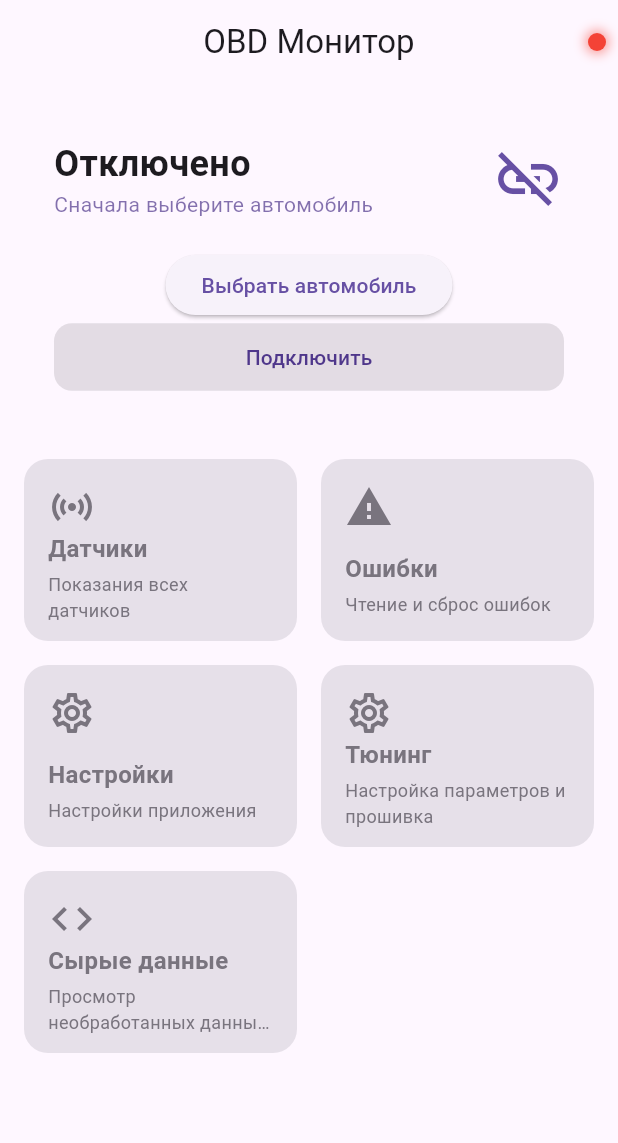
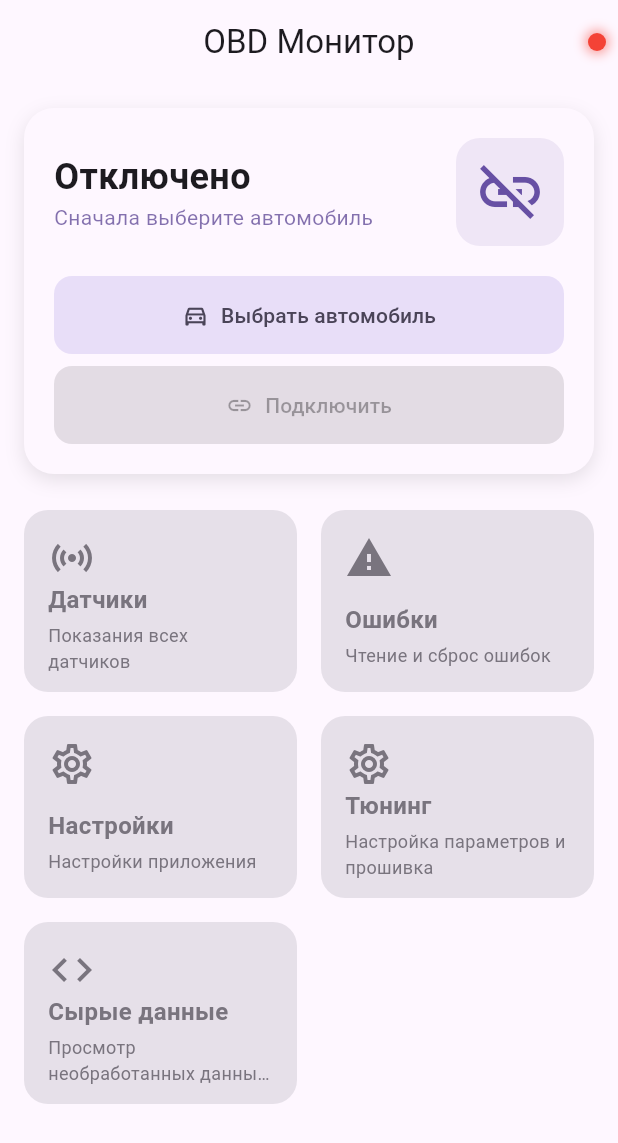
Before and after one commit to StasPlov/x-obd-project, a Flutter app: the screen it shows after launch, on a phone screen of 412 x 824 dp. Shown: the top 1143 px of the screen. Run offline on Flutter 3.47's test engine with Material 3 defaults, Android fonts, the phone set to English and light mode, and no system bars.

Commit message:
update: select screen

```diff
--- a/lib/screens/main_screen.dart
+++ b/lib/screens/main_screen.dart
@@ -82,13 +82,26 @@ class _MainScreenState extends State<MainScreen> {
     );
   }
 
-  Future<void> _showVehicleSelectionDialog(BuildContext context) async {
+  Future<Future<Object?>> _showVehicleSelectionDialog(BuildContext context) async {
     String searchQuery = '';
 
-    return showDialog<void>(
+    return showGeneralDialog(
       context: context,
-      builder: (BuildContext context) {
-        return StatefulBuilder(
+      barrierDismissible: true,
+      barrierLabel: 'Выбор автомобиля',
+      transitionDuration: const Duration(milliseconds: 300),
+      pageBuilder: (context, animation, secondaryAnimation) {
+        return ScaleTransition(
+          scale: CurvedAnimation(
+            parent: animation,
+            curve: Curves.easeOutCubic,
+          ),
+          child: AlertDialog(
+            shape: RoundedRectangleBorder(
+              borderRadius: BorderRadius.circular(20),
+            ),
+            title: const Text('Выберите автомобиль'),
+            content: StatefulBuilder(
               builder: (context, setDialogState) {
                 var filteredModels = InfinitiModels.models.where((vehicle) {
                   return vehicle.model
@@ -184,6 +197,8 @@ class _MainScreenState extends State<MainScreen> {
                   ],
                 );
               },
+            ),
+          ),
         );
       },
     );
@@ -230,6 +245,17 @@ class _MainScreenState extends State<MainScreen> {
   Widget _buildConnectionCard(BuildContext context) {
     return Container(
       padding: const EdgeInsets.all(20),
+      decoration: BoxDecoration(
+        color: Theme.of(context).colorScheme.surface,
+        borderRadius: BorderRadius.circular(20),
+        boxShadow: [
+          BoxShadow(
+            color: Theme.of(context).colorScheme.shadow.withOpacity(0.1),
+            blurRadius: 10,
+            offset: const Offset(0, 4),
+          ),
+        ],
+      ),
       child: Column(
         children: [
           Row(
@@ -261,10 +287,22 @@ class _MainScreenState extends State<MainScreen> {
                   ),
                 ],
               ),
-              Icon(
+              AnimatedContainer(
+                duration: const Duration(milliseconds: 300),
+                padding: const EdgeInsets.all(12),
+                decoration: BoxDecoration(
+                  color: isConnected
+                      ? Colors.green.withOpacity(0.1)
+                      : Theme.of(context).colorScheme.primary.withOpacity(0.1),
+                  borderRadius: BorderRadius.circular(16),
+                ),
+                child: Icon(
                   isConnected ? Icons.link : Icons.link_off,
                   size: 48,
-                color: Theme.of(context).colorScheme.primary,
+                  color: isConnected
+                      ? Colors.green
+                      : Theme.of(context).colorScheme.primary,
+                ),
               ),
             ],
           ),
@@ -274,7 +312,23 @@ class _MainScreenState extends State<MainScreen> {
               onPressed: () async {
                 await _showVehicleSelectionDialog(context);
               },
-              child: const Text('Выбрать автомобиль'),
+              style: ElevatedButton.styleFrom(
+                backgroundColor: Theme.of(context).colorScheme.secondaryContainer,
+                foregroundColor: Theme.of(context).colorScheme.onSecondaryContainer,
+                elevation: 0,
+                padding: const EdgeInsets.symmetric(vertical: 16),
+                shape: RoundedRectangleBorder(
+                  borderRadius: BorderRadius.circular(12),
+                ),
+              ),
+              child: Row(
+                mainAxisAlignment: MainAxisAlignment.center,
+                children: [
+                  const Icon(Icons.directions_car_outlined),
+                  const SizedBox(width: 8),
+                  const Text('Выбрать автомобиль'),
+                ],
+              ),
             ),
           if (selectedVehicle != null)
             Padding(
@@ -284,6 +338,7 @@ class _MainScreenState extends State<MainScreen> {
                 style: const TextStyle(fontSize: 16),
               ),
             ),
+          const SizedBox(height: 8),
           ElevatedButton(
             onPressed: isConnecting || selectedVehicle == null
                 ? null
@@ -292,20 +347,27 @@ class _MainScreenState extends State<MainScreen> {
               backgroundColor: isConnected
                   ? Theme.of(context).colorScheme.errorContainer
                   : Theme.of(context).colorScheme.primaryContainer,
+              foregroundColor: isConnected
+                  ? Theme.of(context).colorScheme.onErrorContainer
+                  : Theme.of(context).colorScheme.onPrimaryContainer,
+              elevation: 0,
+              padding: const EdgeInsets.symmetric(vertical: 16),
               minimumSize: const Size(double.infinity, 45),
               shape: RoundedRectangleBorder(
                 borderRadius: BorderRadius.circular(12),
               ),
             ),
-            child: Text(
+            child: Row(
+              mainAxisAlignment: MainAxisAlignment.center,
+              children: [
+                Icon(isConnected ? Icons.link_off : Icons.link),
+                const SizedBox(width: 8),
+                Text(
                   isConnecting
                       ? 'Подключение...'
                       : (isConnected ? 'Отключить' : 'Подключить'),
-              style: TextStyle(
-                color: isConnected
-                    ? Theme.of(context).colorScheme.onErrorContainer
-                    : Theme.of(context).colorScheme.onPrimaryContainer,
                 ),
+              ],
             ),
           ),
         ],
```
Lines whose indentation alone changed are shown as unchanged.
